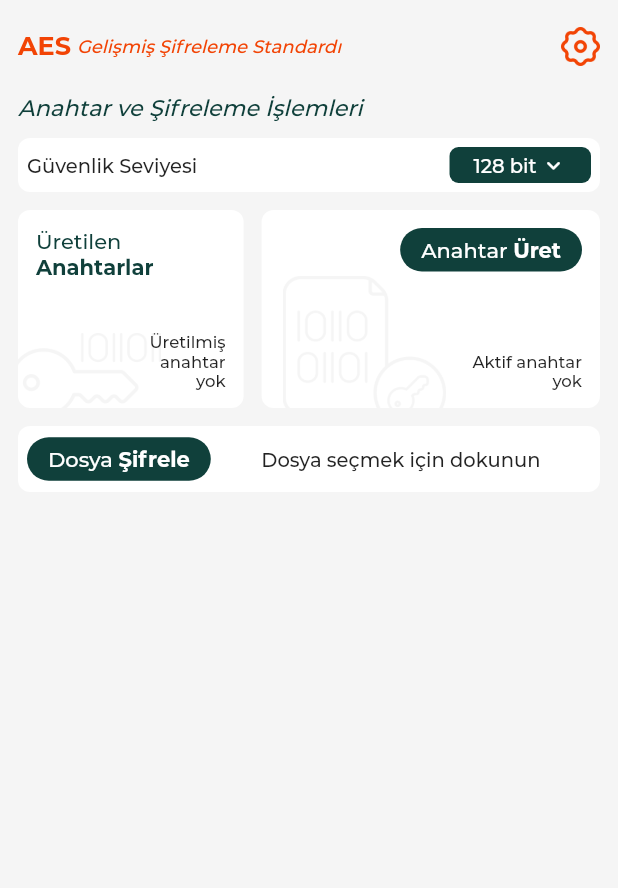
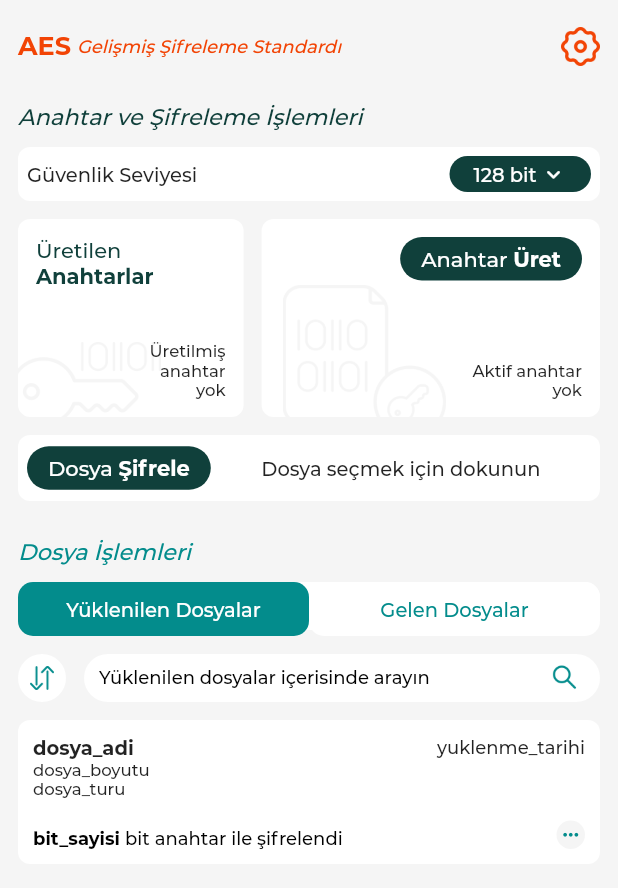
Before and after one commit to zahidayturan/advanced-encryption-standard-application, a Flutter app: the screen it shows after launch, on a phone screen of 412 x 824 dp. Shown: the top 888 px of the screen. Run offline on Flutter 3.47's test engine with Material 2 defaults, Android fonts, the phone set to English and light mode, and no system bars.

Commit message:
home page files

```diff
--- /dev/null
+++ b/lib/routes/home/components/home_files.dart
@@ -0,0 +1,134 @@
+import 'package:aes/core/constants/colors.dart';
+import 'package:aes/ui/components/base_container.dart';
+import 'package:aes/ui/components/regular_text.dart';
+import 'package:aes/ui/components/rich_text.dart';
+import 'package:aes/ui/components/toggle_button.dart';
+import 'package:flutter/material.dart';
+
+class HomeFiles extends StatefulWidget {
+  const HomeFiles({super.key});
+
+  @override
+  State<HomeFiles> createState() => _HomeFilesState();
+}
+
+class _HomeFilesState extends State<HomeFiles> {
+
+  AppColors colors = AppColors();
+
+  @override
+  Widget build(BuildContext context) {
+    return  Column(
+      crossAxisAlignment: CrossAxisAlignment.start,
+      children: [
+        RegularText(texts: "Dosya İşlemleri",size: 15,color: colors.blue,style: FontStyle.italic,weight: FontWeight.w600,),
+        const SizedBox(height: 12,),
+        fileToggle(),
+        const SizedBox(height: 12,),
+        Row(children: [
+          swapButton(),
+          const SizedBox(width: 12,),
+          Expanded(child: searchBar())
+        ],),
+        const SizedBox(height: 12,),
+        files()
+      ],
+    );
+  }
+
+
+  Widget fileToggle(){
+    return ToggleButton(
+        buttonCount: 2,
+        initValue: 0,
+        buttonNames: const ["Yüklenilen Dosyalar","Gelen Dosyalar"],
+        onChanged: (value) {
+
+        },);
+  }
+
+  Widget files(){
+    return BaseContainer(
+        height: 96,
+        padding: 10,
+        child: Column(
+          crossAxisAlignment: CrossAxisAlignment.start,
+          mainAxisAlignment: MainAxisAlignment.spaceBetween,
+          children: [
+            const Row(
+                mainAxisAlignment: MainAxisAlignment.spaceBetween,
+                children: [
+              RegularText(texts: "dosya_adi",size: 13,family: "FontBold"),
+              RegularText(texts: "yuklenme_tarihi",size: 12,align: TextAlign.end,)
+            ]),
+            const RegularText(texts: "dosya_boyutu",size: 11),
+            const RegularText(texts: "dosya_turu",size: 11),
+            const Spacer(),
+            Row(
+              mainAxisAlignment: MainAxisAlignment.spaceBetween,
+              crossAxisAlignment: CrossAxisAlignment.end,
+              children: [
+                RichTextWidget(
+                    texts: const ["bit_sayisi ","bit anahtar ile şifrelendi"],
+                    colors: [colors.black],
+                    fontSize: 12,
+                    fontFamilies: const ["FontBold","FontMedium"]),
+                BaseContainer(
+                    padding: 2,
+                    color: Theme.of(context).scaffoldBackgroundColor,
+                    radius: 50,
+                    child: Icon(Icons.more_horiz_rounded,size: 15,color: colors.blue))
+              ],
+            )
+          ],
+        ),
+    );
+  }
+
+  Widget swapButton(){
+    return BaseContainer(
+      height: 32,
+      padding: 8,
+      radius: 50,
+      child: Image.asset("assets/icons/sort.png",color: colors.blue,height: 22),
+    );
+  }
+
+  Widget searchBar(){
+    return BaseContainer(
+      height: 32,
+      padding: 0,
+      radius: 50,
+      child: Padding(
+        padding: const EdgeInsets.only(left: 10),
+        child: TextField(
+          onTap: () {},
+          style: TextStyle(
+              fontSize: 12,
+              color: colors.black
+          ),
+          readOnly: false,
+          decoration: InputDecoration(
+              hintText: "Yüklenilen dosyalar içerisinde arayın",
+              hintMaxLines: 1,
+              isDense: true,
+              hintStyle: TextStyle(
+                  fontSize: 12,
+                  color: colors.black
+              ),
+              border: InputBorder.none,
+              suffixIcon: IconButton(
+                padding: EdgeInsets.zero,
+                onPressed: () {
+
+                },
+                icon: Image.asset("assets/icons/search.png",height: 22,color: colors.blue,
+              )
+          ),
+        ),
+    ),
+      )
+    );
+  }
+
+}
--- a/lib/routes/home/home.dart
+++ b/lib/routes/home/home.dart
@@ -1,4 +1,5 @@
 import 'package:aes/core/constants/colors.dart';
+import 'package:aes/routes/home/components/home_files.dart';
 import 'package:aes/routes/home/components/home_key_and_encryption.dart';
 import 'package:aes/routes/home/components/home_top_bar.dart';
 import 'package:flutter/material.dart';
@@ -30,8 +31,10 @@ class _HomePageState extends State<HomePage> {
                 children: [
                   SizedBox(height: 18,),
                   HomeTopBar(),
-                  SizedBox(height: 18,),
-                  HomeKeyAndEncryption()
+                  SizedBox(height: 24,),
+                  HomeKeyAndEncryption(),
+                  SizedBox(height: 24,),
+                  HomeFiles()
                 ],
               ),
             ),
--- a/lib/ui/components/dropdown_menu.dart
+++ b/lib/ui/components/dropdown_menu.dart
@@ -40,7 +40,7 @@ class _CustomDropdownMenuState extends State<CustomDropdownMenu> {
       padding: EdgeInsets.symmetric(horizontal: widget.padding),
       decoration: BoxDecoration(
           color: widget.dropdownColor,
-          borderRadius: BorderRadius.all(Radius.circular(6))),
+          borderRadius: BorderRadius.all(Radius.circular(50))),
       child: DropdownButtonHideUnderline(
         child: DropdownButton<String>(
           value: widget.controller.text,
--- /dev/null
+++ b/lib/ui/components/toggle_button.dart
@@ -0,0 +1,83 @@
+import 'package:aes/core/constants/colors.dart';
+import 'package:flutter/material.dart';
+
+class ToggleButton extends StatefulWidget {
+  final int buttonCount;
+  final List<String> buttonNames;
+  final ValueChanged<int> onChanged;
+  final int initValue;
+
+  const ToggleButton({
+    super.key,
+    required this.buttonCount,
+    required this.buttonNames,
+    required this.onChanged,
+    this.initValue = 0
+  });
+
+  @override
+  State<ToggleButton> createState() => _ToggleButtonState();
+}
+
+class _ToggleButtonState extends State<ToggleButton> {
+  AppColors colors = AppColors();
+  int currentButton = 0;
+
+  @override
+  void initState() {
+    super.initState();
+    currentButton = widget.initValue;
+  }
+
+  Widget button(String name, int index) {
+    return Expanded(
+      child: InkWell(
+        onTap: () {
+          setState(() {
+            currentButton = index;
+            widget.onChanged(currentButton);
+          });
+        },
+        child: AnimatedContainer(
+          height: 36,
+          duration: Duration(milliseconds: 300),
+          curve: Curves.easeInOut,
+          padding: EdgeInsets.symmetric(horizontal: 12),
+          decoration: BoxDecoration(
+            color: currentButton == index ? colors.blue : colors.white,
+            borderRadius: BorderRadius.all(Radius.circular(10)),
+          ),
+          child: Center(
+            child: Text(
+              name,
+              style: TextStyle(
+                color: currentButton == index ? colors.white : colors.blue,
+                fontSize: 13,
+              ),
+            ),
+          ),
+        ),
+      ),
+    );
+  }
+
+  @override
+  Widget build(BuildContext context) {
+    return Stack(
+      children: [
+        Container(
+          height: 32,
+          decoration: BoxDecoration(
+            color: colors.white,
+            borderRadius: BorderRadius.all(Radius.circular(10)),
+          ),
+        ),
+        Row(
+          children: List.generate(widget.buttonCount, (index) {
+            return button(widget.buttonNames[index], index);
+          }),
+        ),
+      ],
+    );
+  }
+}
```
Also changed, not shown: assets/icons/more.png (added).
